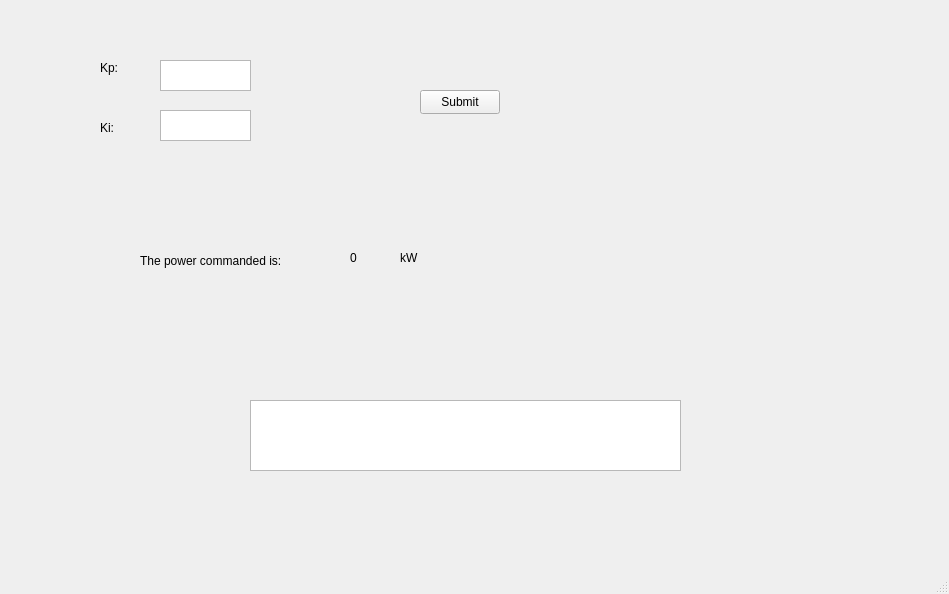
This is SWTrainController/TrainController.ui in marmysl/ece1140 as Qt 5 draws it before an edit. The edited form follows.
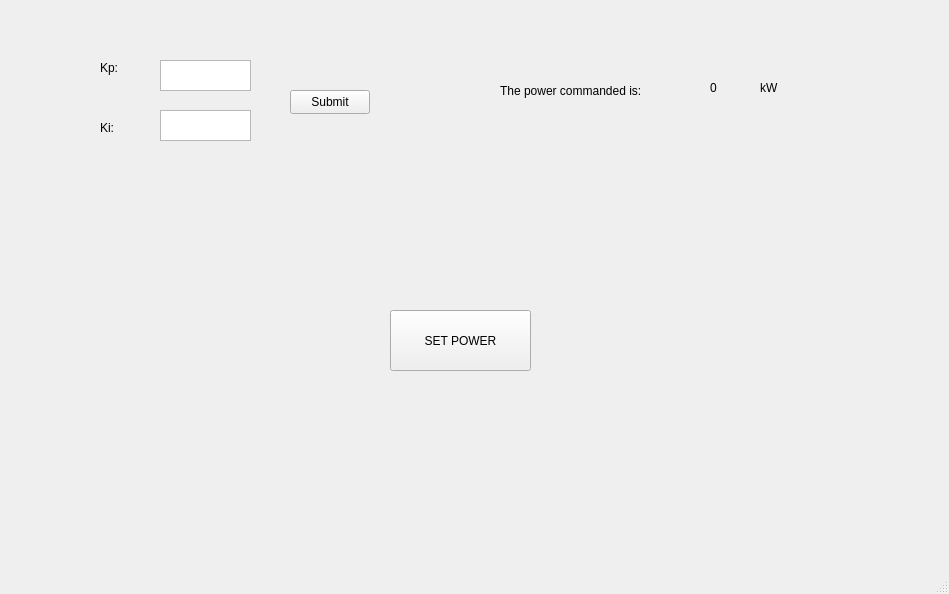
This is the edited form.

Commit message: Removed unnecessary build files, progress on TrainController object

Diff of the .ui file:
```diff
--- a/SWTrainController/TrainController.ui
+++ b/SWTrainController/TrainController.ui
@@ -63,7 +63,7 @@
    <widget class="QPushButton" name="submit">
     <property name="geometry">
      <rect>
-      <x>420</x>
+      <x>290</x>
       <y>90</y>
       <width>80</width>
       <height>24</height>
@@ -76,8 +76,8 @@
    <widget class="QLabel" name="pcmd_label">
     <property name="geometry">
      <rect>
-      <x>140</x>
-      <y>250</y>
+      <x>500</x>
+      <y>80</y>
       <width>171</width>
       <height>21</height>
      </rect>
@@ -89,8 +89,8 @@
    <widget class="QLabel" name="p_out_label">
     <property name="geometry">
      <rect>
-      <x>350</x>
-      <y>250</y>
+      <x>710</x>
+      <y>80</y>
       <width>58</width>
       <height>16</height>
      </rect>
@@ -102,8 +102,8 @@
    <widget class="QLabel" name="kW_label">
     <property name="geometry">
      <rect>
-      <x>400</x>
-      <y>250</y>
+      <x>760</x>
+      <y>80</y>
       <width>58</width>
       <height>16</height>
      </rect>
@@ -112,15 +112,18 @@
      <string>kW</string>
     </property>
    </widget>
-   <widget class="QTextEdit" name="test_box">
+   <widget class="QPushButton" name="sendPowerButton">
     <property name="geometry">
      <rect>
-      <x>250</x>
-      <y>400</y>
-      <width>431</width>
-      <height>71</height>
+      <x>390</x>
+      <y>310</y>
+      <width>141</width>
+      <height>61</height>
      </rect>
     </property>
+    <property name="text">
+     <string>SET POWER</string>
+    </property>
    </widget>
   </widget>
   <widget class="QMenuBar" name="menubar">
```
The commit also changes 26 other files.
